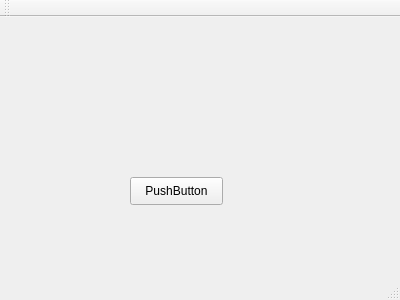
This is coolplayer.ui in diansheng92/Qt_CoolPlayer as Qt 5 draws it before an edit. The edited form follows.
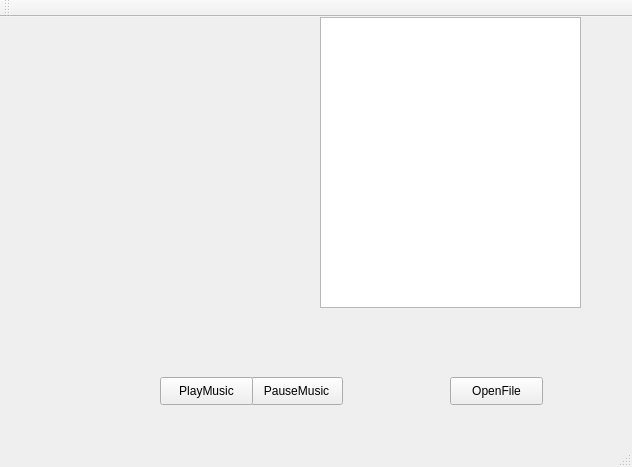
This is the edited form.

```diff
--- a/coolplayer.ui
+++ b/coolplayer.ui
@@ -6,27 +6,68 @@
    <rect>
     <x>0</x>
     <y>0</y>
-    <width>400</width>
-    <height>300</height>
+    <width>632</width>
+    <height>467</height>
    </rect>
   </property>
   <property name="windowTitle">
    <string>CoolPlayer</string>
   </property>
   <widget class="QWidget" name="centralWidget">
+   <widget class="QPushButton" name="OpenFile">
+    <property name="geometry">
+     <rect>
+      <x>450</x>
+      <y>360</y>
+      <width>93</width>
+      <height>28</height>
+     </rect>
+    </property>
+    <property name="text">
+     <string>OpenFile</string>
+    </property>
+   </widget>
+   <widget class="QPushButton" name="PauseMusic">
+    <property name="geometry">
+     <rect>
+      <x>250</x>
+      <y>360</y>
+      <width>93</width>
+      <height>28</height>
+     </rect>
+    </property>
+    <property name="text">
+     <string>PauseMusic</string>
+    </property>
+   </widget>
    <widget class="QPushButton" name="PlayMusic">
     <property name="geometry">
      <rect>
-      <x>130</x>
-      <y>160</y>
+      <x>160</x>
+      <y>360</y>
       <width>93</width>
       <height>28</height>
      </rect>
     </property>
     <property name="text">
-     <string>PushButton</string>
+     <string>PlayMusic</string>
     </property>
    </widget>
+   <widget class="QListWidget" name="PlayList">
+    <property name="geometry">
+     <rect>
+      <x>320</x>
+      <y>0</y>
+      <width>261</width>
+      <height>291</height>
+     </rect>
+    </property>
+    <item>
+     <property name="text">
+      <string/>
+     </property>
+    </item>
+   </widget>
   </widget>
   <widget class="QMenuBar" name="menuBar">
    <property name="geometry">
```
Left out of the diff: 2 changed lines with no effect on the pictures.
